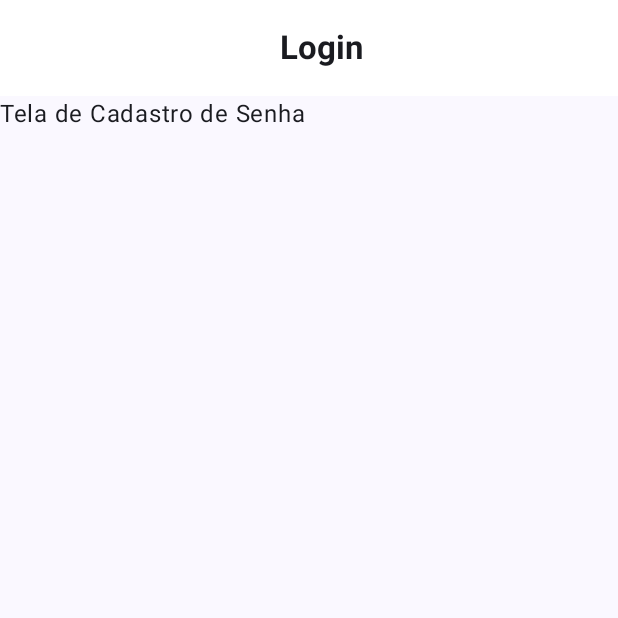
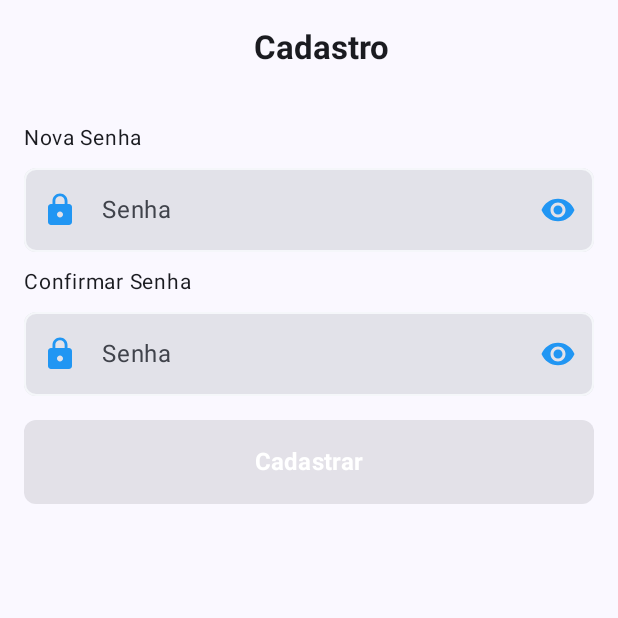
Before and after one commit to guing2003/SmartCash, an Android app built with Jetpack Compose: the RegisterPasswordScreen screen opened through its navigation route, on a phone screen of 412 x 824 dp, the top half of it. Run offline under Robolectric (Android 15) with nearby library versions, the phone set to English and light mode, and no system bars.

Commit message:
Finalizada UI RegisterPassword

```diff
--- a/app/src/main/java/com/guilherme_delecrode/smartcash/ui/screen/register/RegisterInfoScreen.kt
+++ b/app/src/main/java/com/guilherme_delecrode/smartcash/ui/screen/register/RegisterInfoScreen.kt
@@ -33,8 +33,10 @@ import androidx.compose.ui.unit.dp
 import androidx.compose.ui.unit.sp
 import androidx.navigation.NavController
 import androidx.navigation.compose.rememberNavController
+import com.guilherme_delecrode.smartcash.navigation.AppDestinations
 import com.guilherme_delecrode.smartcash.ui.components.DefaultTextField
 import com.guilherme_delecrode.smartcash.ui.components.EmailTextField
+import com.guilherme_delecrode.smartcash.ui.components.PrimaryButton
 import com.guilherme_delecrode.smartcash.utils.MaskVisualTransformation
 
 @OptIn(ExperimentalMaterial3Api::class)
@@ -179,6 +181,19 @@ fun RegisterInfoScreen(navController: NavController) {
                 imeAction = ImeAction.Done,
                 visualTransformation = MaskVisualTransformation("###.###.###-##")
             )
+
+            Spacer(modifier = Modifier.height(16.dp))
+
+            PrimaryButton(
+                "Confirmar",
+                onClick = {navController.navigate(AppDestinations.RegisterPassword.route)},
+                modifier = Modifier.fillMaxWidth(),
+                enabled = email.value.isNotEmpty() &&
+                        name.value.isNotEmpty() &&
+                        birthdate.value.isNotEmpty() &&
+                        phone.value.isNotEmpty() &&
+                        cpf.value.isNotEmpty()
+            )
         }
     }
 }
--- a/app/src/main/java/com/guilherme_delecrode/smartcash/ui/screen/register/RegisterPasswordScreen.kt
+++ b/app/src/main/java/com/guilherme_delecrode/smartcash/ui/screen/register/RegisterPasswordScreen.kt
@@ -1,44 +1,123 @@
 package com.guilherme_delecrode.smartcash.ui.screen.register
 
 import androidx.compose.foundation.layout.Column
+import androidx.compose.foundation.layout.Spacer
+import androidx.compose.foundation.layout.fillMaxSize
 import androidx.compose.foundation.layout.fillMaxWidth
+import androidx.compose.foundation.layout.height
 import androidx.compose.foundation.layout.padding
+import androidx.compose.foundation.rememberScrollState
+import androidx.compose.foundation.verticalScroll
 import androidx.compose.material3.CenterAlignedTopAppBar
 import androidx.compose.material3.ExperimentalMaterial3Api
 import androidx.compose.material3.Scaffold
 import androidx.compose.material3.Text
 import androidx.compose.material3.TopAppBarDefaults
 import androidx.compose.runtime.Composable
+import androidx.compose.runtime.getValue
+import androidx.compose.runtime.mutableStateOf
+import androidx.compose.runtime.remember
+import androidx.compose.runtime.setValue
+import androidx.compose.ui.Alignment
 import androidx.compose.ui.Modifier
 import androidx.compose.ui.graphics.Color
+import androidx.compose.ui.platform.LocalContext
 import androidx.compose.ui.text.font.FontWeight
+import androidx.compose.ui.text.input.ImeAction
 import androidx.compose.ui.text.style.TextAlign
+import androidx.compose.ui.tooling.preview.Preview
+import androidx.compose.ui.unit.dp
+import androidx.compose.ui.unit.sp
 import androidx.navigation.NavController
+import com.guilherme_delecrode.smartcash.navigation.AppDestinations
+import com.guilherme_delecrode.smartcash.ui.components.PasswordTextField
+import com.guilherme_delecrode.smartcash.ui.components.PrimaryButton
 
 @OptIn(ExperimentalMaterial3Api::class)
 @Composable
-fun RegisterPasswordScreen(navController: NavController){
+fun RegisterPasswordScreen(navController: NavController) {
+
+    val scrollState = rememberScrollState()
+    val password = remember { mutableStateOf("") }
+    val confirmPassword = remember { mutableStateOf("") }
+
+    var passwordVisible by remember { mutableStateOf(false) }
+
+
+
 
     Scaffold(
         topBar = {
             CenterAlignedTopAppBar(
                 title = {
                     Text(
-                        text = "Login",
+                        text = "Cadastro",
                         modifier = Modifier.fillMaxWidth(),
                         textAlign = TextAlign.Center,
                         fontWeight = FontWeight.Bold
                     )
-                },
-                colors = TopAppBarDefaults.centerAlignedTopAppBarColors(
-                    containerColor = Color.White
-                )
+                }
             )
         }
-    ){paddingValues ->
-        Column(modifier = Modifier.padding(paddingValues)){
-            Text("Tela de Cadastro de Senha")
+    ) { paddingValues ->
+        Column(
+            modifier = Modifier
+                .fillMaxSize()
+                .padding(paddingValues)
+                .padding(16.dp)
+                .verticalScroll(scrollState),
+            horizontalAlignment = Alignment.CenterHorizontally
+        ) {
+            Text(
+                text = "Nova Senha",
+                modifier = Modifier
+                    .fillMaxWidth()
+                    .padding(bottom = 8.dp),
+                fontSize = 14.sp
+            )
+
+            PasswordTextField(
+                value = password.value,
+                onValueChange = { password.value = it },
+                imeAction = ImeAction.Done,
+                isPasswordVisible = passwordVisible,
+                onVisibilityChange = { passwordVisible = !passwordVisible },
+            )
+
+            Spacer(modifier = Modifier.height(8.dp))
+
+            Text(
+                text = "Confirmar Senha",
+                modifier = Modifier
+                    .fillMaxWidth()
+                    .padding(bottom = 8.dp),
+                fontSize = 14.sp
+            )
+
+            PasswordTextField(
+                value = confirmPassword.value,
+                onValueChange = { confirmPassword.value = it },
+                imeAction = ImeAction.Done,
+                isPasswordVisible = passwordVisible,
+                onVisibilityChange = { passwordVisible = !passwordVisible },
+            )
+
+            Spacer(modifier = Modifier.height(16.dp))
+
+            PrimaryButton(
+                "Cadastrar",
+                onClick = {navController.navigate(AppDestinations.Login.route)},
+                modifier = Modifier.fillMaxWidth(),
+                enabled = password.value.isNotEmpty() && confirmPassword.value.isNotEmpty() && password.value == confirmPassword.value
+            )
+
 
         }
     }
 }
+
+@Preview
+@Composable
+fun RegisterPasswordScreenPreview() {
+    RegisterPasswordScreen(navController = NavController(LocalContext.current))
+}
```
